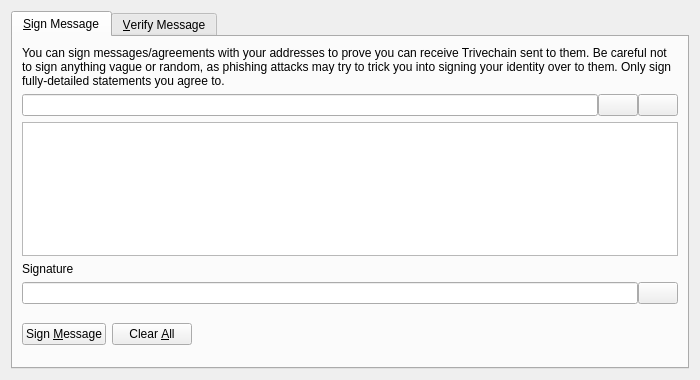
trivechain/trivechain-core, file src/qt/forms/signverifymessagedialog.ui: the form before one commit.
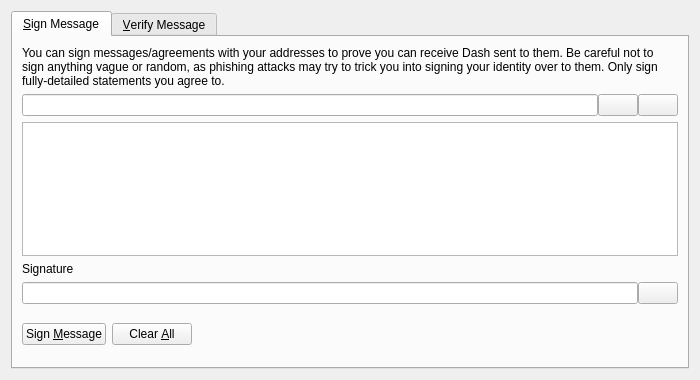
The form after the commit. Custom widgets are drawn as their Qt base class.

What changed in the file:
```diff
--- a/src/qt/forms/signverifymessagedialog.ui
+++ b/src/qt/forms/signverifymessagedialog.ui
@@ -30,7 +30,7 @@
        <item>
         <widget class="QLabel" name="infoLabel_SM">
          <property name="text">
-          <string>You can sign messages/agreements with your addresses to prove you can receive Trivechain sent to them. Be careful not to sign anything vague or random, as phishing attacks may try to trick you into signing your identity over to them. Only sign fully-detailed statements you agree to.</string>
+          <string>You can sign messages/agreements with your addresses to prove you can receive Dash sent to them. Be careful not to sign anything vague or random, as phishing attacks may try to trick you into signing your identity over to them. Only sign fully-detailed statements you agree to.</string>
          </property>
          <property name="textFormat">
           <enum>Qt::PlainText</enum>
```
Left out of the diff: 4 changed lines with no effect on the pictures.
